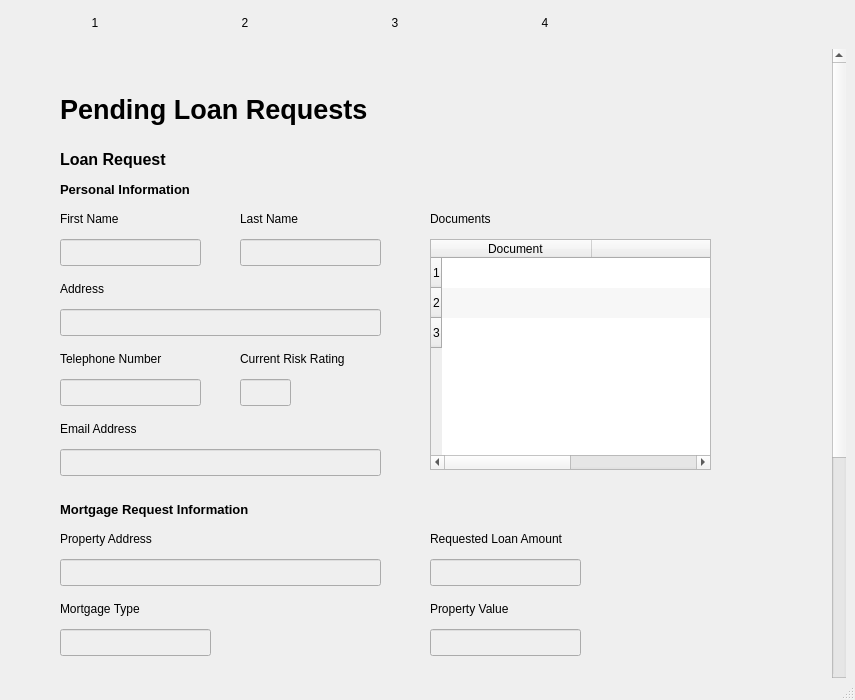
Qt form ui/mainwindow.ui (Jumba/decentralized-mortgage-market) before a commit.
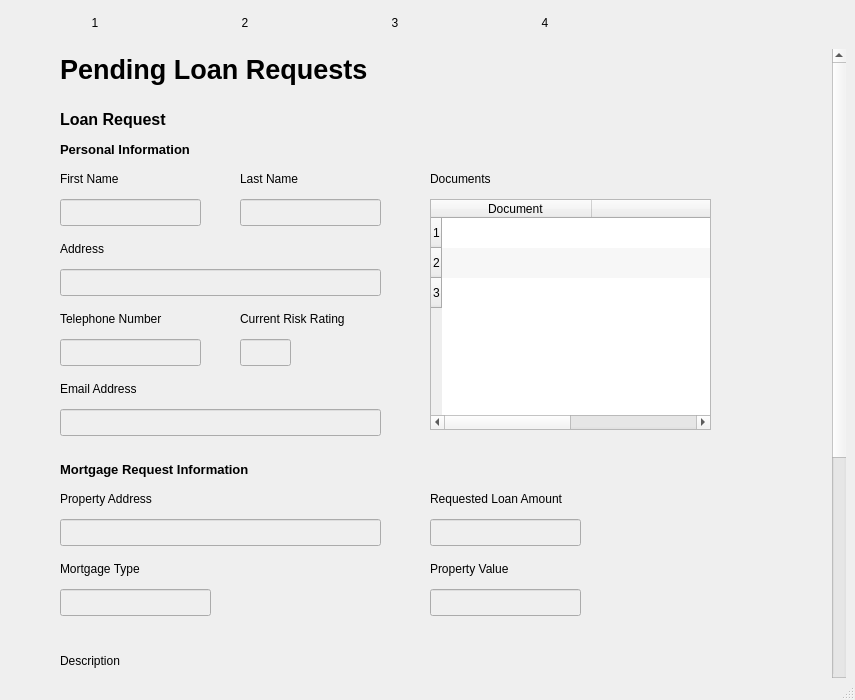
The same form after that commit.

Commit message: Moved the pages a bit up

```diff
--- a/ui/mainwindow.ui
+++ b/ui/mainwindow.ui
@@ -1111,7 +1111,7 @@
           <rect>
            <x>0</x>
            <y>0</y>
-           <width>825</width>
+           <width>823</width>
            <height>1000</height>
           </rect>
          </property>
@@ -1159,7 +1159,7 @@
              <property name="geometry">
               <rect>
                <x>230</x>
-               <y>190</y>
+               <y>150</y>
                <width>141</width>
                <height>27</height>
               </rect>
@@ -1172,7 +1172,7 @@
              <property name="geometry">
               <rect>
                <x>420</x>
-               <y>580</y>
+               <y>540</y>
                <width>151</width>
                <height>27</height>
               </rect>
@@ -1185,7 +1185,7 @@
              <property name="geometry">
               <rect>
                <x>230</x>
-               <y>330</y>
+               <y>290</y>
                <width>51</width>
                <height>27</height>
               </rect>
@@ -1195,7 +1195,7 @@
              <property name="geometry">
               <rect>
                <x>50</x>
-               <y>480</y>
+               <y>440</y>
                <width>141</width>
                <height>20</height>
               </rect>
@@ -1214,7 +1214,7 @@
              <property name="geometry">
               <rect>
                <x>230</x>
-               <y>160</y>
+               <y>120</y>
                <width>90</width>
                <height>20</height>
               </rect>
@@ -1233,7 +1233,7 @@
              <property name="geometry">
               <rect>
                <x>420</x>
-               <y>480</y>
+               <y>440</y>
                <width>211</width>
                <height>20</height>
               </rect>
@@ -1275,7 +1275,7 @@
              <property name="geometry">
               <rect>
                <x>50</x>
-               <y>450</y>
+               <y>410</y>
                <width>241</width>
                <height>21</height>
               </rect>
@@ -1295,7 +1295,7 @@
              <property name="geometry">
               <rect>
                <x>50</x>
-               <y>370</y>
+               <y>330</y>
                <width>181</width>
                <height>20</height>
               </rect>
@@ -1314,7 +1314,7 @@
              <property name="geometry">
               <rect>
                <x>50</x>
-               <y>40</y>
+               <y>0</y>
                <width>381</width>
                <height>40</height>
               </rect>
@@ -1334,7 +1334,7 @@
              <property name="geometry">
               <rect>
                <x>50</x>
-               <y>300</y>
+               <y>260</y>
                <width>141</width>
                <height>20</height>
               </rect>
@@ -1353,7 +1353,7 @@
              <property name="geometry">
               <rect>
                <x>420</x>
-               <y>190</y>
+               <y>150</y>
                <width>281</width>
                <height>231</height>
               </rect>
@@ -1406,7 +1406,7 @@
              <property name="geometry">
               <rect>
                <x>50</x>
-               <y>100</y>
+               <y>60</y>
                <width>221</width>
                <height>21</height>
               </rect>
@@ -1448,7 +1448,7 @@
              <property name="geometry">
               <rect>
                <x>420</x>
-               <y>510</y>
+               <y>470</y>
                <width>151</width>
                <height>27</height>
               </rect>
@@ -1468,7 +1468,7 @@
              <property name="geometry">
               <rect>
                <x>50</x>
-               <y>160</y>
+               <y>120</y>
                <width>90</width>
                <height>20</height>
               </rect>
@@ -1487,7 +1487,7 @@
              <property name="geometry">
               <rect>
                <x>50</x>
-               <y>230</y>
+               <y>190</y>
                <width>370</width>
                <height>20</height>
               </rect>
@@ -1519,7 +1519,7 @@
              <property name="geometry">
               <rect>
                <x>50</x>
-               <y>580</y>
+               <y>540</y>
                <width>151</width>
                <height>27</height>
               </rect>
@@ -1532,7 +1532,7 @@
              <property name="geometry">
               <rect>
                <x>50</x>
-               <y>260</y>
+               <y>220</y>
                <width>321</width>
                <height>27</height>
               </rect>
@@ -1574,7 +1574,7 @@
              <property name="geometry">
               <rect>
                <x>50</x>
-               <y>330</y>
+               <y>290</y>
                <width>141</width>
                <height>27</height>
               </rect>
@@ -1584,7 +1584,7 @@
              <property name="geometry">
               <rect>
                <x>50</x>
-               <y>130</y>
+               <y>90</y>
                <width>221</width>
                <height>21</height>
               </rect>
@@ -1604,7 +1604,7 @@
              <property name="geometry">
               <rect>
                <x>230</x>
-               <y>300</y>
+               <y>260</y>
                <width>121</width>
                <height>20</height>
               </rect>
@@ -1623,7 +1623,7 @@
              <property name="geometry">
               <rect>
                <x>420</x>
-               <y>160</y>
+               <y>120</y>
                <width>90</width>
                <height>20</height>
               </rect>
@@ -1665,7 +1665,7 @@
              <property name="geometry">
               <rect>
                <x>50</x>
-               <y>510</y>
+               <y>470</y>
                <width>321</width>
                <height>27</height>
               </rect>
@@ -1678,7 +1678,7 @@
              <property name="geometry">
               <rect>
                <x>50</x>
-               <y>400</y>
+               <y>360</y>
                <width>321</width>
                <height>27</height>
               </rect>
@@ -1707,7 +1707,7 @@
              <property name="geometry">
               <rect>
                <x>420</x>
-               <y>550</y>
+               <y>510</y>
                <width>370</width>
                <height>20</height>
               </rect>
@@ -1729,7 +1729,7 @@
              <property name="geometry">
               <rect>
                <x>50</x>
-               <y>190</y>
+               <y>150</y>
                <width>141</width>
                <height>27</height>
               </rect>
@@ -1771,7 +1771,7 @@
              <property name="geometry">
               <rect>
                <x>50</x>
-               <y>550</y>
+               <y>510</y>
                <width>281</width>
                <height>20</height>
               </rect>
@@ -1809,7 +1809,7 @@
              <property name="geometry">
               <rect>
                <x>50</x>
-               <y>643</y>
+               <y>603</y>
                <width>131</width>
                <height>17</height>
               </rect>
```
Left out of the diff: 284 changed lines with no effect on the pictures.
